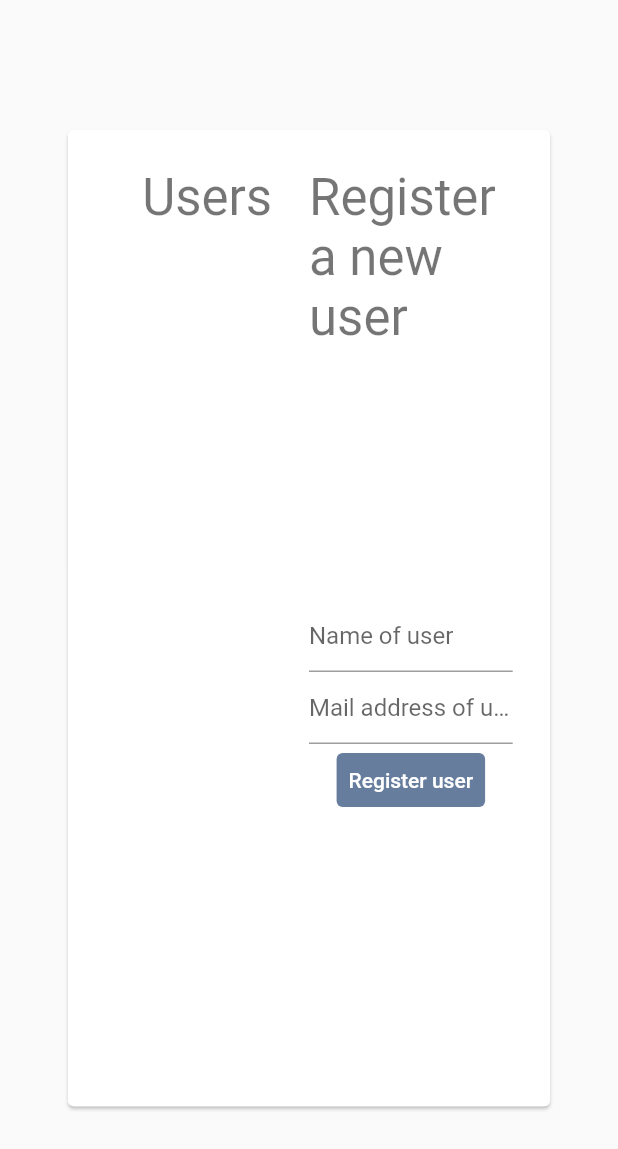
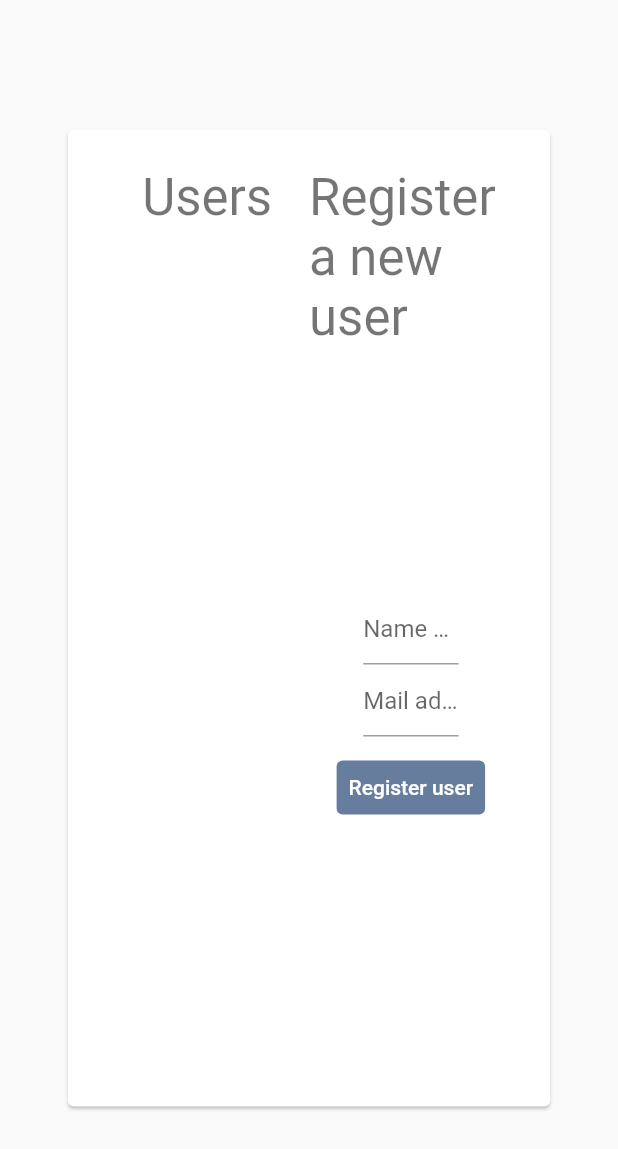
Before and after one commit to TechnologyWithoutBorders/Swift-Web, a Flutter app: the UserManagementScreen screen opened directly, on a phone screen of 412 x 824 dp. Shown: the top 1149 px of the screen. Run offline on Flutter 3.47's test engine with Material 2 defaults, Android fonts, the phone set to English and light mode, and no system bars; our stand-ins replace charts_flutter, pdf, printing, shared_preferences; missing offline and left inert: dart:html; accounts and stored records are empty; network calls fail.

Commit message:
layout improvements

```diff
--- a/lib/dashboardScreen.dart
+++ b/lib/dashboardScreen.dart
@@ -114,7 +114,7 @@ class _DetailScreenState extends State<DashboardScreen> {
                             controller: _scrollController,
                             child: ListView.separated(
                               controller: _scrollController,
-                              padding: const EdgeInsets.all(5),
+                              padding: const EdgeInsets.all(3),
                               itemCount: _todoDevices.length,
                               itemBuilder: (BuildContext context, int index) {
                                 return ListTile(
--- a/lib/userManagementScreen.dart
+++ b/lib/userManagementScreen.dart
@@ -61,12 +61,12 @@ class _DetailScreenState extends State<UserManagementScreen> {
                           .of(context)
                           .textTheme
                           .headline4),
-                        Flexible(child: Padding(padding: EdgeInsets.all(10.0),
+                        Flexible(child: Padding(padding: EdgeInsets.all(15.0),
                           child: Scrollbar(isAlwaysShown: true,
                             controller: _scrollController,
                             child: ListView.separated(
                               controller: _scrollController,
-                              padding: const EdgeInsets.all(5),
+                              padding: const EdgeInsets.all(3),
                               itemCount: _users.length,
                               itemBuilder: (BuildContext context, int index) {
                                 return ListTile(
@@ -90,10 +90,11 @@ class _DetailScreenState extends State<UserManagementScreen> {
                               .of(context)
                               .textTheme
                               .headline4),
-                        Flexible(child: Form(key: _formKey,
+                        Flexible(child: Padding(padding: EdgeInsets.all(15.0), child: Form(key: _formKey,
                           child: Column(mainAxisAlignment: MainAxisAlignment.center,
                             children: [
-                              TextFormField(
+                              FractionallySizedBox(widthFactor: 0.6,
+                                child: TextFormField(
                                   controller: _nameTextController,
                                   decoration: InputDecoration(hintText: 'Name of user'),
                                   validator: (value) {
@@ -104,7 +105,9 @@ class _DetailScreenState extends State<UserManagementScreen> {
                                   },
                                   onFieldSubmitted: (value) => _createUser(),
                                 ),
-                              TextFormField(
+                              ),
+                              FractionallySizedBox(widthFactor: 0.6,
+                                child: TextFormField(
                                   controller: _mailTextController,
                                   decoration: InputDecoration(hintText: 'Mail address of user'),
                                   validator: (value) {
@@ -115,6 +118,8 @@ class _DetailScreenState extends State<UserManagementScreen> {
                                   },
                                   onFieldSubmitted: (value) => _createUser(),
                                 ),
+                              ),
+                              SizedBox(height: 10,),
                               TextButton(
                                 style: ButtonStyle(
                                   foregroundColor: MaterialStateColor.resolveWith((Set<MaterialState> states) {
@@ -130,7 +135,7 @@ class _DetailScreenState extends State<UserManagementScreen> {
                             ]
                           )
                         ))
-                      ]
+                      )]
                     ),
                   ),
                 ]
```
Lines whose indentation alone changed are shown as unchanged.
